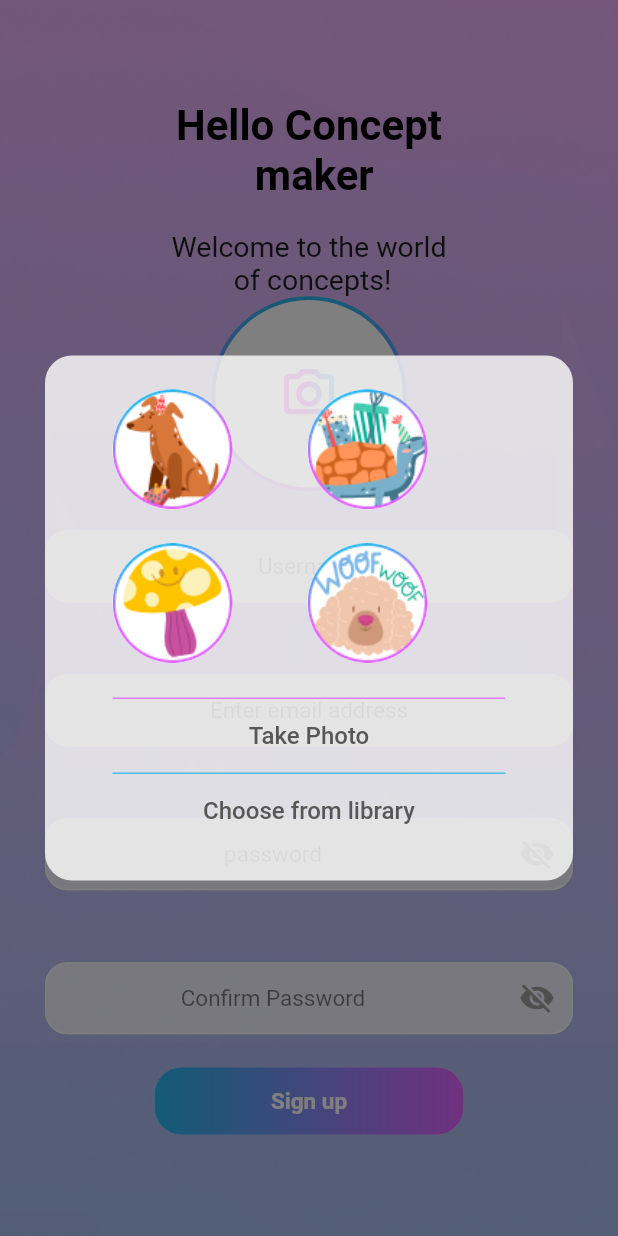
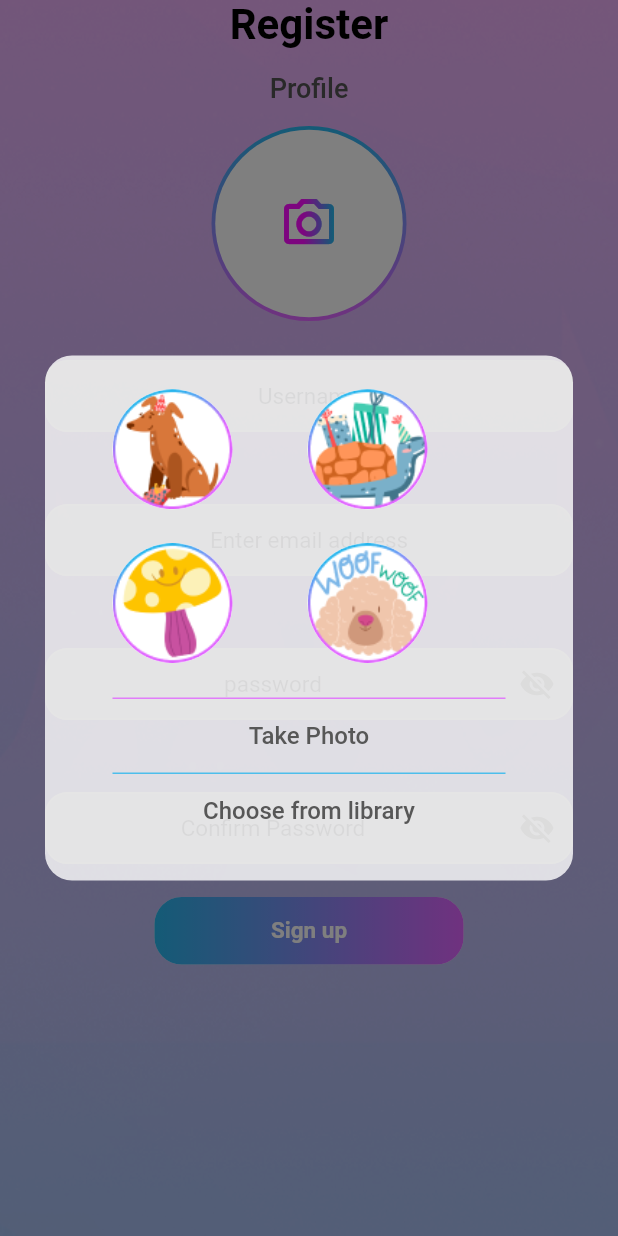
Before and after one commit to loki1220/concept, a Flutter app: the SignupPage screen opened directly, after a tap on the "camera alt" icon, on a phone screen of 412 x 824 dp. Run offline on Flutter 3.47's test engine with Material 2 defaults, Android fonts, the phone set to English and light mode, and no system bars; our stand-ins replace animated_splash_screen, cloud_firestore, firebase_auth, firebase_core, firebase_storage, fluttertoast and 5 more; missing offline and left inert: photo_manager; accounts and stored records are empty.

Commit message:
initial commit

```diff
--- a/lib/main.dart
+++ b/lib/main.dart
@@ -2,6 +2,7 @@ import 'dart:typed_data';
 import 'dart:ui';
 import 'package:animated_splash_screen/animated_splash_screen.dart';
 import 'package:concept/screens/details.dart';
+import 'package:concept/screens/home_page.dart';
 import 'package:concept/screens/signup_page.dart';
 import 'package:firebase_core/firebase_core.dart';
 import 'package:flutter/material.dart';
@@ -49,7 +50,7 @@ class MyApp extends StatelessWidget {
         splashIconSize: double.maxFinite,
         centered: true,
         splashTransition: SplashTransition.fadeTransition,
-        nextScreen: SignupPage(),
+        nextScreen: HomePage(),
       ),
     );
   }
--- a/lib/screens/login_page.dart
+++ b/lib/screens/login_page.dart
@@ -1,6 +1,7 @@
 import 'dart:async';
 
 import 'package:concept/screens/signup_page.dart';
+import 'package:concept/screens/started_page.dart';
 import 'package:concept/widget/circular_indicator.dart';
 import 'package:concept/widget/mytextfield.dart';
 import 'package:flutter/cupertino.dart';
@@ -71,9 +72,10 @@ class _LoginPageState extends State<LoginPage> {
               (uid) => {
                 Fluttertoast.showToast(msg: "Login Successful"),
                 Get.to(
-                  Details(
+                  Started_Page(),
+                  /* Details(
                     assetImage: 'assets/sliderstar.png',
-                  ),
+                  ),*/
                 ),
                 // Navigator.of(context).pushReplacement(MaterialPageRoute(
                 //     builder: (context) => MobileScreenLayout())),
--- a/lib/screens/signup_page.dart
+++ b/lib/screens/signup_page.dart
@@ -278,7 +278,6 @@ class _SignupPageState extends State<SignupPage> {
         //resizeToAvoidBottomInset: false,
         body: GestureDetector(
           onTap: () => FocusScope.of(context).unfocus(),
-          child: SingleChildScrollView(
           child: Container(
             height: MediaQuery.of(context).size.height,
             width: MediaQuery.of(context).size.width,
@@ -288,6 +287,8 @@ class _SignupPageState extends State<SignupPage> {
                 fit: BoxFit.fill,
               ),
             ),
+            child: SingleChildScrollView(
+              child: Container(
                 child: Form(
                   key: _formKey,
                   child: Padding(
@@ -300,7 +301,7 @@ class _SignupPageState extends State<SignupPage> {
                         Column(
                           children: <Widget>[
                             Text(
-                            "Hello Concept \n maker",
+                              "Register",
                               textAlign: TextAlign.center,
                               style: GoogleFonts.roboto(
                                   fontSize: 28,
@@ -308,15 +309,18 @@ class _SignupPageState extends State<SignupPage> {
                                   color: Color(0xFF000000)),
                             ),
                             SizedBox(
-                            height: 20,
+                              height: 15,
                             ),
                             Text(
-                            "Welcome to the world \n of concepts!",
+                              "Profile",
                               textAlign: TextAlign.center,
                               style: GoogleFonts.roboto(
-                                fontSize: 19,
-                                fontWeight: FontWeight.w400,
-                                color: Color(0xFF1F1F1F)),
+                                  fontSize: 18,
+                                  fontWeight: FontWeight.w500,
+                                  color: Color(0xFF525252)),
+                            ),
+                            SizedBox(
+                              height: 15,
                             ),
                             Stack(
                               children: [
@@ -332,7 +336,8 @@ class _SignupPageState extends State<SignupPage> {
                                               },
                                               icon: Padding(
                                                 padding: EdgeInsets.symmetric(
-                                                  horizontal: 80, vertical: 80),
+                                                    horizontal: 80,
+                                                    vertical: 80),
                                                 child: GradientIcon(
                                                   Icons.camera_alt_outlined,
                                                   40.0,
@@ -396,11 +401,11 @@ class _SignupPageState extends State<SignupPage> {
                                             decoration: BoxDecoration(
                                               shape: BoxShape.circle,
                                               color: Colors.white,
-                                            image: DecorationImage(
-                                              fit: BoxFit.fill,
-                                              image: NetworkImage(
-                                                  'https://i.stack.imgur.com/l60Hf.png') /*MemoryImage(_image!)*/,
-                                            ),
+                                              // image: DecorationImage(
+                                              //   fit: BoxFit.fill,
+                                              //   image: NetworkImage(
+                                              //       'https://i.stack.imgur.com/l60Hf.png') /*MemoryImage(_image!)*/,
+                                              // ),
                                             ),
                                           ),
                                         ),
@@ -458,7 +463,8 @@ class _SignupPageState extends State<SignupPage> {
                               return ("Please Enter Your Email");
                             }
                             // reg expression for email validation
-                          if (!RegExp("^[a-zA-Z0-9+_.-]+@[a-zA-Z0-9.-]+.[a-z]")
+                            if (!RegExp(
+                                    "^[a-zA-Z0-9+_.-]+@[a-zA-Z0-9.-]+.[a-z]")
                                 .hasMatch(value)) {
                               return ("Please Enter a valid email");
                             }
@@ -544,6 +550,7 @@ class _SignupPageState extends State<SignupPage> {
             ),
           ),
         ),
+      ),
     );
   }
 }
```
Also changed, not shown: lib/model/post.dart (+4 -4 lines), lib/resources/auth_methods.dart (+7 -6 lines), lib/screens/gallery.dart (+6 -1 lines), lib/screens/image_confirm.dart (+5 -4 lines), pubspec.yaml (+6 -9 lines), pubspec.lock. Lines whose indentation alone changed are shown as unchanged.
